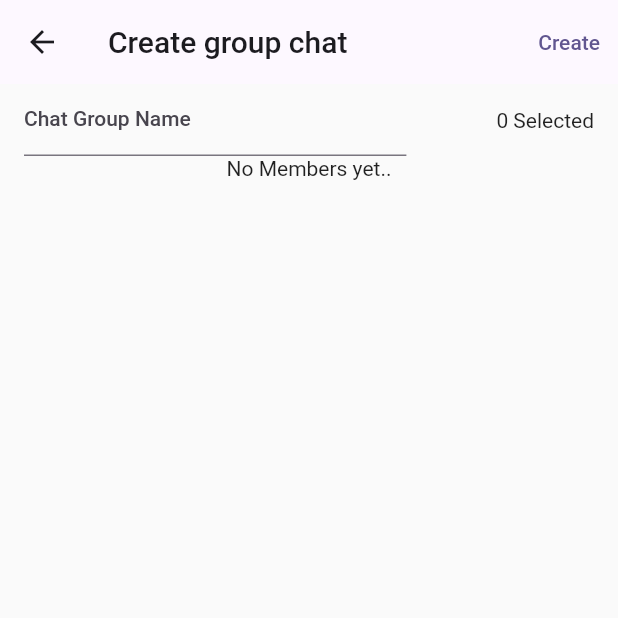
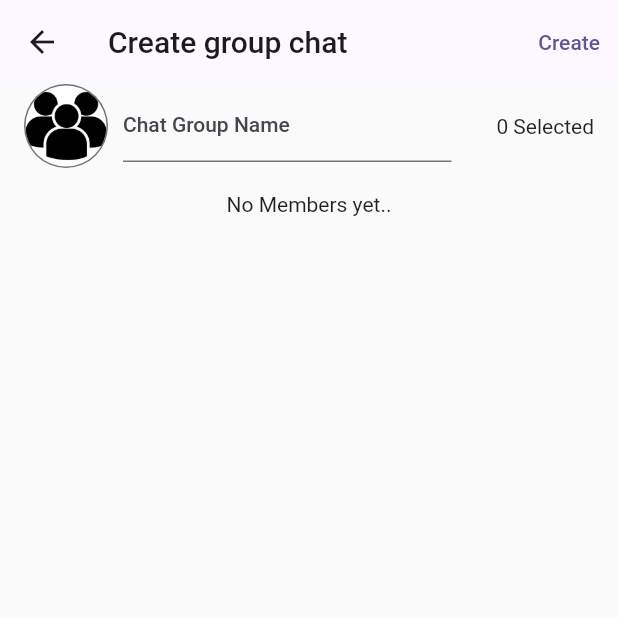
Before and after one commit to Jaehan-Kevin-Kim/ShareTalks, a Flutter app: the ChatListScreen screen opened directly, after a tap on the "group add" icon, on a phone screen of 412 x 824 dp, the top half of it. Run offline on Flutter 3.47's test engine with Material 2 defaults, Android fonts, the light colour scheme and no system bars; our stand-ins replace cloud_firestore, firebase_auth, firebase_core, firebase_storage, flutter_riverpod, getwidget and 1 more; accounts and stored records are empty.

Commit message:
Updating create group chat logic

```diff
--- a/lib/screens/chat_list.dart
+++ b/lib/screens/chat_list.dart
@@ -1,6 +1,5 @@
 import 'package:cloud_firestore/cloud_firestore.dart';
 import 'package:flutter/material.dart';
-import 'package:share_talks/screens/chat.dart';
 import 'package:share_talks/screens/create_chat_group.dart';
 import 'package:share_talks/utilities/firebase_utils.dart';
 import 'package:share_talks/widgets/chat_list_item.dart';
@@ -18,20 +17,6 @@ class ChatListScreen extends StatefulWidget {
 class _ChatListScreenState extends State<ChatListScreen> {
   String groupId = '';
   String? groupTitle;
-  int _selectedPageIndex = 0;
-
-  void _selectPage(int index) {
-    setState(() {
-      _selectedPageIndex = index;
-    });
-  }
-
-  void _onClickSendMessage(List<String> usersUids) {
-    // await getGroupId(opponentUid);
-    // print('next');
-    Navigator.of(context).push(MaterialPageRoute(
-        builder: (context) => ChatScreen(usersUids: usersUids)));
-  }
 
   void _createChatGroup() {
     Navigator.of(context).push(
@@ -58,6 +43,31 @@ class _ChatListScreenState extends State<ChatListScreen> {
         ],
       ),
       body: FutureBuilder(
+        future: firebaseUtils.usersData(firebaseUtils.currentUserUid),
+        builder: ((context, snapshot) {
+          if (snapshot.connectionState == ConnectionState.waiting) {
+            return const Center(child: CircularProgressIndicator());
+          }
+
+          if (snapshot.hasData && snapshot.data!['group'].isNotEmpty) {
+            final groups = snapshot.data!['group'];
+            print(groups);
+            // print(snapshot.data!.data()!['group']);
+            return ListView.builder(
+              itemCount: groups.length,
+              itemBuilder: (ctx, index) => ChatListItem(
+                groupId: groups[index],
+              ),
+            );
+          } else {
+            return const Center(
+              child: Text("No Chat History Yet"),
+            );
+          }
+        }),
+      ),
+      /*
+      body: FutureBuilder(
         future: FirebaseFirestore.instance
             .collection('users')
             .doc(firebaseUtils.currentUserUid)
@@ -67,7 +77,7 @@ class _ChatListScreenState extends State<ChatListScreen> {
             return const Center(child: CircularProgressIndicator());
           }
 
-          if (snapshot.hasData) {
+          if (snapshot.hasData && snapshot.data()!) {
             final groups = snapshot.data!.data()!['group'];
             print(groups);
             // print(snapshot.data!.data()!['group']);
@@ -77,39 +87,14 @@ class _ChatListScreenState extends State<ChatListScreen> {
                 groupId: groups[index],
               ),
             );
+          } else {
+            return const Center(
+              child: Text("No Chat History Yet"),
+            );
           }
-          // Need to comment out the below code.
-          return ElevatedButton(
-              onPressed: () {
-                _onClickSendMessage(['u4By9gLX5dgvOhuEELhzwCg07Iq2']);
-              },
-              child: const Text('send a message'));
         }),
       ),
-      // bottomNavigationBar: BottomNavigationBar(
-      //     onTap: _selectPage,
-      //     currentIndex: _selectedPageIndex,
-      //     items: const [
-      //       BottomNavigationBarItem(
-      //         // type
-      //         // showSelectedLabels: false,
-
-      //         icon: Icon(
-      //           Icons.person_outline,
-      //           size: 25,
-      //         ),
-      //         label: '',
-      //       ),
-      //       BottomNavigationBarItem(
-      //           icon: Icon(Icons.chat_bubble_outline), label: ''),
-      //     ]),
+      */
     );
-    // Center(
-    //   child: ElevatedButton(
-    //       onPressed: () {
-    //         _onClickSendMessage(['u4By9gLX5dgvOhuEELhzwCg07Iq2']);
-    //       },
-    //       child: const Text('send a message')),
-    // );
   }
 }
--- a/lib/screens/create_chat_group.dart
+++ b/lib/screens/create_chat_group.dart
@@ -1,8 +1,13 @@
+import 'dart:io';
+
 import 'package:cloud_firestore/cloud_firestore.dart';
 import 'package:flutter/material.dart';
+import 'package:image_picker/image_picker.dart';
 import 'package:share_talks/screens/chat.dart';
 import 'package:share_talks/utilities/firebase_utils.dart';
+import 'package:share_talks/widgets/camera_options.dart';
 import 'package:share_talks/widgets/create_chat_group_item.dart';
+import 'package:share_talks/widgets/user_image_picker.dart';
 
 final firebaseUtils = FirebaseUtils();
 
@@ -14,6 +19,7 @@ class CreateChatGroupScreen extends StatefulWidget {
 }
 
 class _CreateChatGroupScreenState extends State<CreateChatGroupScreen> {
+  File? _selectedImage;
   final _chatGroupNameController = TextEditingController();
   List<String> groupMemberIds = [];
   late Future<List<Map<String, dynamic>>> _loadedItems;
@@ -91,6 +97,28 @@ class _CreateChatGroupScreenState extends State<CreateChatGroupScreen> {
             )));
   }
 
+  void _getImage(bool isCameraSelected) async {
+    final imagePicker = ImagePicker();
+    final pickedImage = isCameraSelected
+        ? await imagePicker.pickImage(
+            source: ImageSource.camera, imageQuality: 50, maxWidth: 200
+            // source: ImageSource.camera, imageQuality: 50, maxWidth: 200
+            )
+        : await imagePicker.pickImage(
+            source: ImageSource.gallery, imageQuality: 50, maxWidth: 200);
+
+    if (pickedImage == null) {
+      return;
+    }
+
+    setState(
+      () {
+        _selectedImage = File(pickedImage.path);
+      },
+    );
+    // onSelectedImage(_selectedImage!);
+  }
+
   @override
   Widget build(BuildContext context) {
     return Scaffold(
@@ -113,6 +141,41 @@ class _CreateChatGroupScreenState extends State<CreateChatGroupScreen> {
             // child:
             Row(
               children: [
+                // const SizedBox(
+                //   width: 60,
+                // ),
+                // UserImagePicker(onSelectedImage: (image) {
+                //   _selectedImage = image;
+                // }),
+                GestureDetector(
+                  onTap: () {
+                    showModalBottomSheet(
+                        context: context,
+                        builder: (BuildContext context) {
+                          return CameraOptions(onSelectCameraOption: _getImage);
+                        });
+                  },
+                  child: CircleAvatar(
+                    backgroundColor: Colors.black54,
+                    radius: 28,
+                    child: CircleAvatar(
+                      backgroundColor: Colors.white,
+                      // AssetImage('assets/images/group_default_image.png'),
+                      backgroundImage: _selectedImage == null
+                          ? const AssetImage(
+                              'assets/images/group_default_image.png')
+                          : FileImage(_selectedImage!) as ImageProvider,
+                      // foregroundImage: _selectedImage == null
+                      //     ? AssetImage('assets/images/group_default_image.png')
+                      //     : FileImage(_selectedImage!),
+                      // foregroundImage:
+                      //     AssetImage('assets/images/group_default_image.png'),
+
+                      radius: 27,
+                    ),
+                  ),
+                ),
+                const SizedBox(width: 10),
                 Expanded(
                   child: TextFormField(
                     decoration:
@@ -122,12 +185,13 @@ class _CreateChatGroupScreenState extends State<CreateChatGroupScreen> {
                   ),
                 ),
                 const SizedBox(
-                  width: 60,
+                  width: 30,
                 ),
                 // Spacer(),
                 Text('${groupMemberIds.length} Selected'),
               ],
             ),
+            const SizedBox(height: 16),
 
             FutureBuilder(
               future: _loadedItems,
```
Also changed, not shown: lib/screens/chat.dart (+78 -118 lines), lib/utilities/util.dart (added, +165 -0 lines), lib/widgets/create_chat_group_item.dart (+12 -1 lines), 1 other file.
